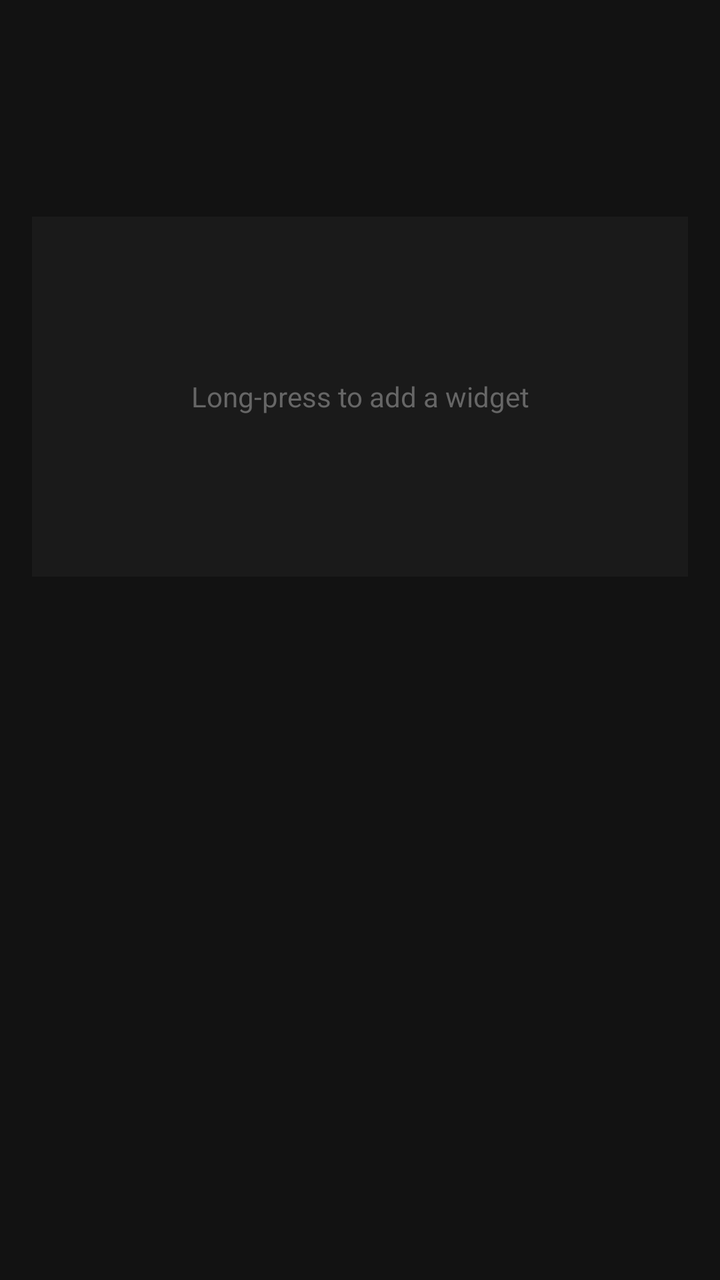
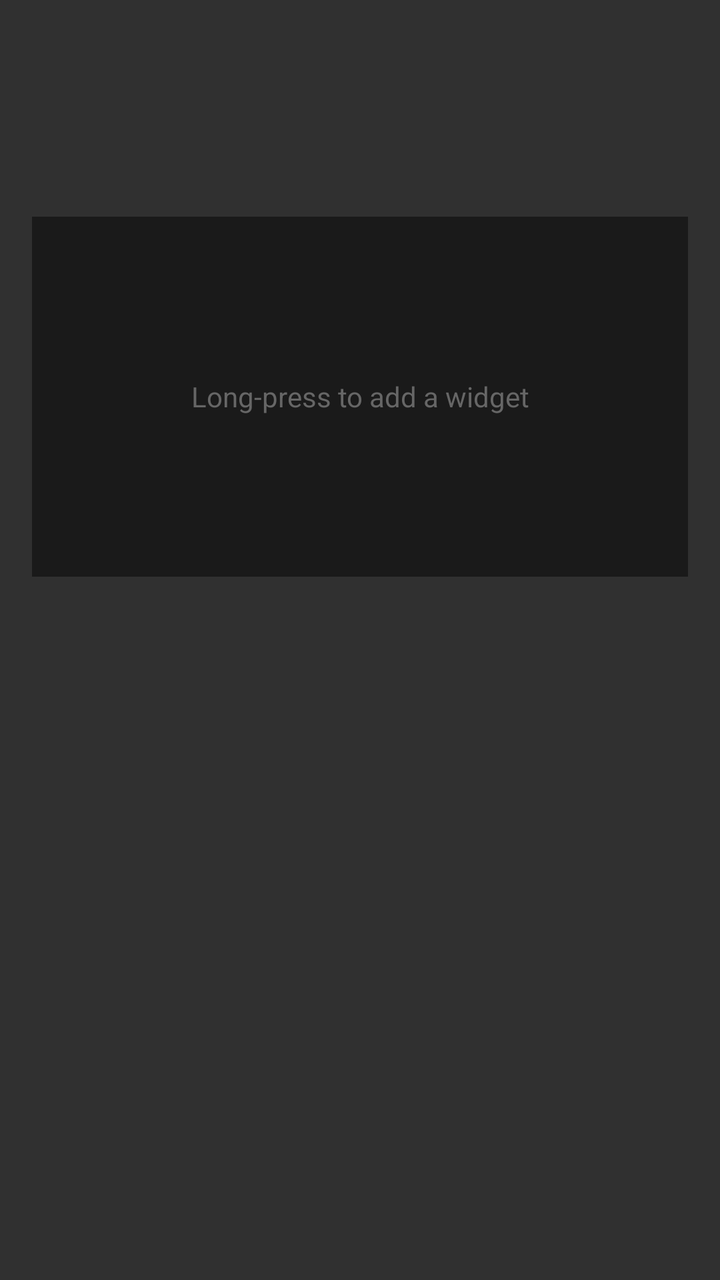

Compare the two renders of this Android layout. The source of the first and the diff that turns it into the second are given below.
<!-- AndroidManifest.xml: application theme Theme.AppCompat -->
<!-- res/layout/activity_main.xml -->
<?xml version="1.0" encoding="utf-8"?>
<LinearLayout
    xmlns:android="http://schemas.android.com/apk/res/android"
    android:id="@+id/home_root"
    android:layout_width="match_parent"
    android:layout_height="match_parent"
    android:orientation="vertical"
    android:background="#121212"
    android:paddingTop="60dp">

    <TextView
        android:id="@+id/profile_label"
        android:layout_width="match_parent"
        android:layout_height="wrap_content"
        android:textSize="18sp"
        android:textColor="#AAAAAA"
        android:gravity="center"
        android:paddingBottom="24dp" />

    <FrameLayout
        android:id="@+id/widget_container"
        android:layout_width="match_parent"
        android:layout_height="180dp"
        android:layout_marginStart="16dp"
        android:layout_marginEnd="16dp"
        android:layout_marginBottom="16dp"
        android:background="#1A1A1A">

        <TextView
            android:id="@+id/widget_placeholder"
            android:layout_width="match_parent"
            android:layout_height="match_parent"
            android:gravity="center"
            android:text="Long-press to add a widget"
            android:textColor="#666666"
            android:textSize="14sp" />

    </FrameLayout>

    <FrameLayout
        android:id="@+id/home_content_container"
        android:layout_width="match_parent"
        android:layout_height="0dp"
        android:layout_weight="1" />

    <FrameLayout
        android:id="@+id/nowbar_container"
        android:layout_width="match_parent"
        android:layout_height="wrap_content"
        android:layout_marginStart="12dp"
        android:layout_marginEnd="12dp"
        android:layout_marginBottom="12dp"
        android:padding="0dp" />

</LinearLayout>
<!-- resources referenced by this layout -->
<resources>

</resources>

<!-- the commit's change to res/layout/activity_main.xml (unified diff, before → after) -->
@@ -5,7 +5,6 @@
     android:layout_width="match_parent"
     android:layout_height="match_parent"
     android:orientation="vertical"
-    android:background="#121212"
     android:paddingTop="60dp">
 
     <TextView
